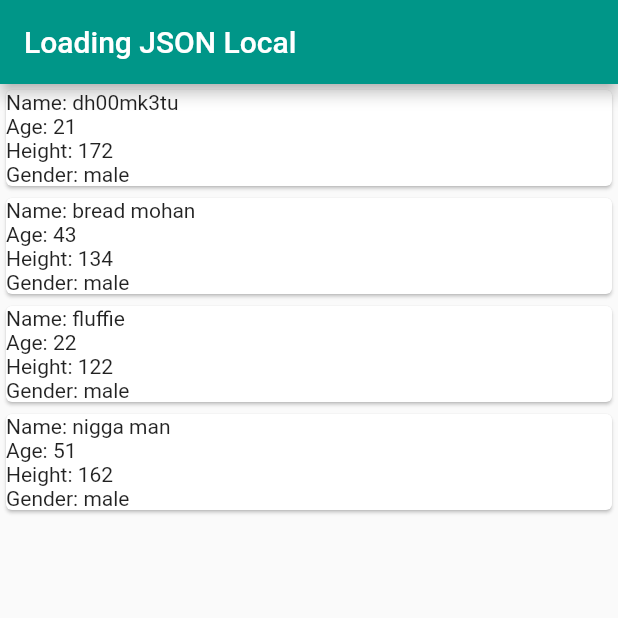
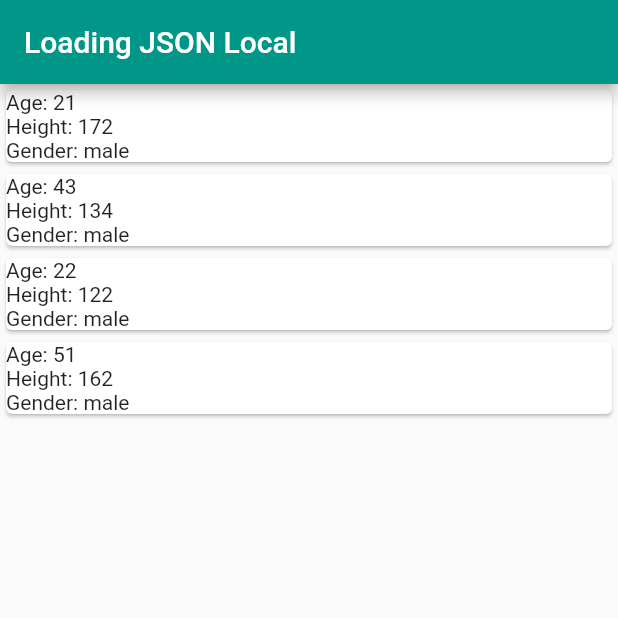
Before and after one commit to dh00mk3tu/flutter-src, a Flutter app: the screen it shows after launch, on a phone screen of 412 x 824 dp, the top half of it. Run offline on Flutter 3.47's test engine with Material 2 defaults, Android fonts, the phone set to English and light mode, and no system bars.

```diff
--- a/search/search/lib/main.dart
+++ b/search/search/lib/main.dart
@@ -39,7 +39,7 @@ class HomePageState extends State<HomePage> {
                       child: Column(
                         crossAxisAlignment: CrossAxisAlignment.stretch,
                         children: [
-                          Text("Name: "+mydata[index]['name']),
+                          // Text("Name: "+mydata[index]['name']),
                           Text("Age: "+mydata[index]['age']),
                           Text("Height: "+mydata[index]['height']),
                           Text("Gender: "+mydata[index]['gender']),
```
